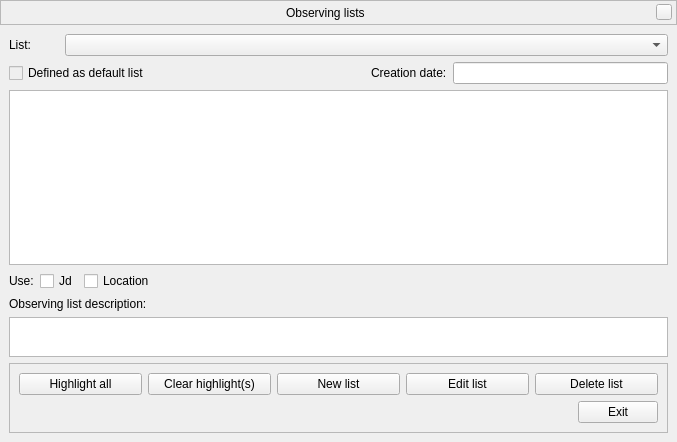
Above: src/gui/obsListDialog.ui from Stellarium/stellarium before the change. Below: the same form after it.
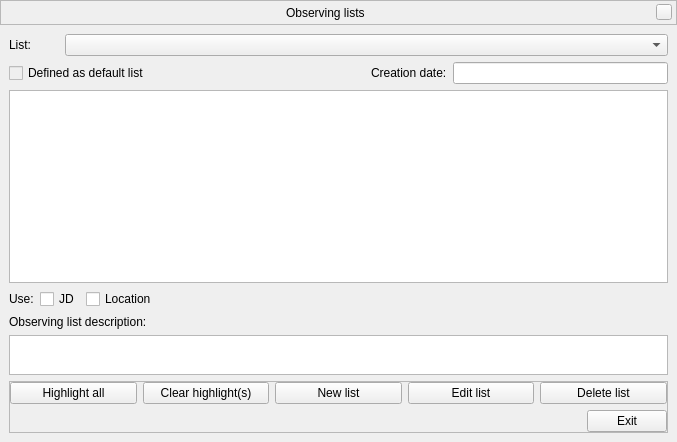
That is the form after the change. Custom widgets are drawn as their Qt base class.

```diff
--- a/src/gui/obsListDialog.ui
+++ b/src/gui/obsListDialog.ui
@@ -165,6 +165,18 @@
          <enum>QFrame::Raised</enum>
         </property>
         <layout class="QVBoxLayout" name="verticalLayout_4">
+         <property name="leftMargin">
+          <number>0</number>
+         </property>
+         <property name="topMargin">
+          <number>0</number>
+         </property>
+         <property name="rightMargin">
+          <number>0</number>
+         </property>
+         <property name="bottomMargin">
+          <number>0</number>
+         </property>
          <item>
           <layout class="QHBoxLayout" name="horizontalLayoutButtons">
            <property name="topMargin">
@@ -390,7 +402,7 @@
         <item>
          <widget class="QCheckBox" name="obsListJdCheckBox">
           <property name="text">
-           <string>Jd</string>
+           <string notr="true">JD</string>
           </property>
          </widget>
         </item>
```
Left out of the diff: 3 changed lines with no effect on the pictures.
